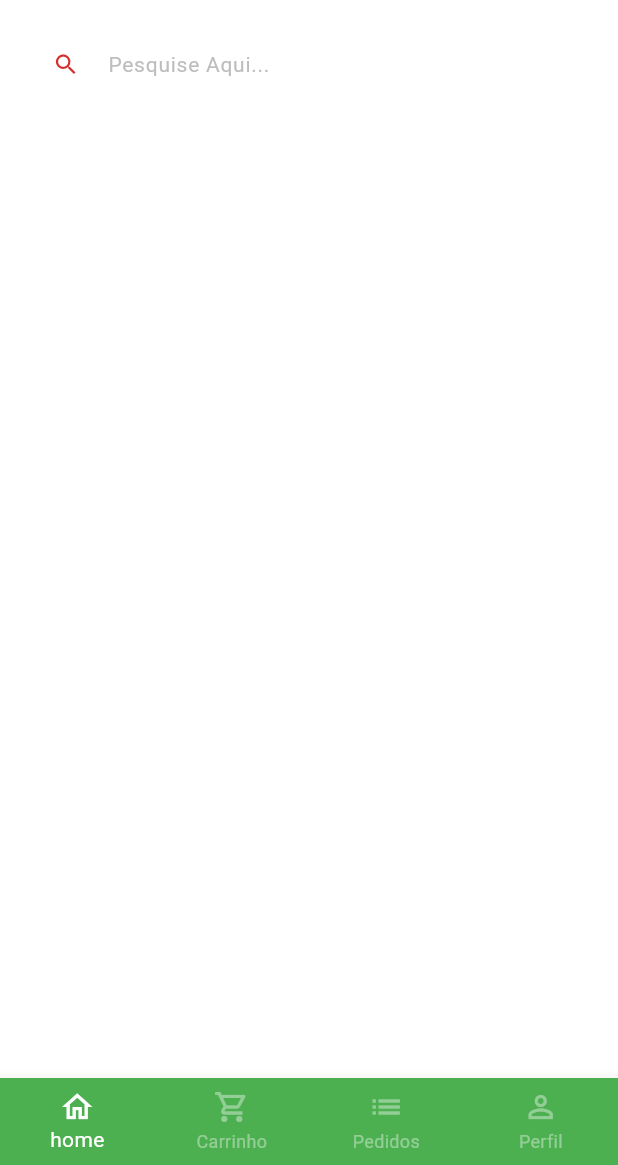
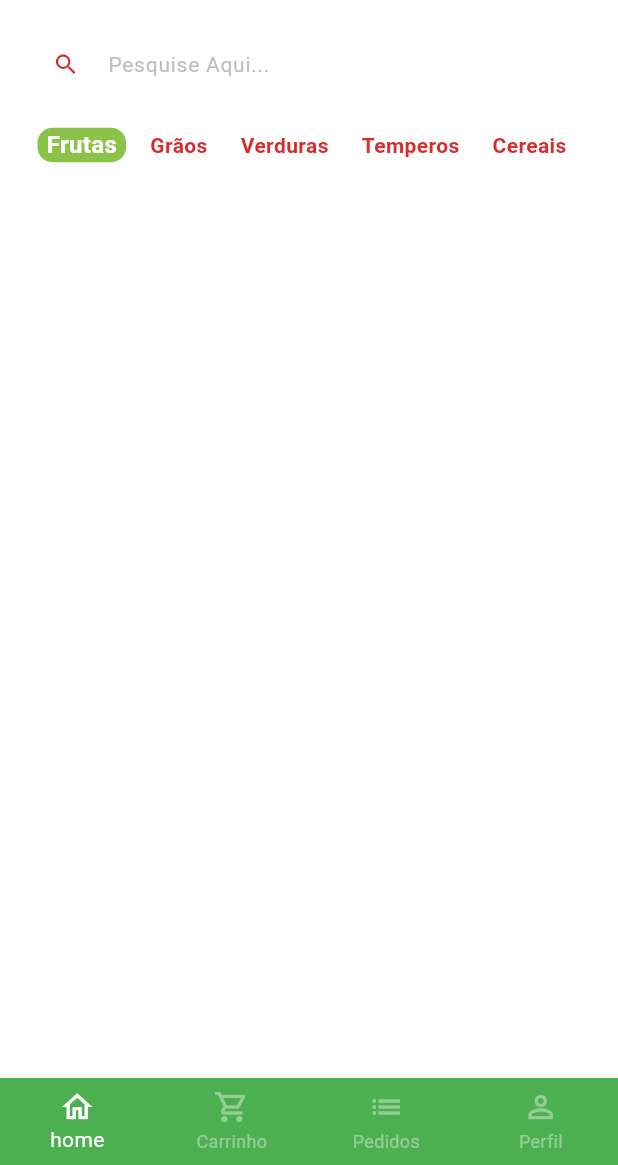
Before and after one commit to Crisley-dev/greengrocer, a Flutter app: the screen it shows after launch, after a tap on "Entrar", on a phone screen of 412 x 824 dp, the part 71-1236 px from its top. Run offline on Flutter 3.47's test engine with Material 3 defaults, Android fonts, the phone set to English and light mode, and no system bars; our stand-ins replace animated_text_kit, mask_text_input_formatter.

Commit message:
Criação do componente category tile e impementando aba categoria na hometab

```diff
--- /dev/null
+++ b/lib/src/home/components/category_tile.dart
@@ -0,0 +1,42 @@
+import 'package:flutter/material.dart';
+import 'package:greengrocer/src/config/custom_color.dart';
+
+class CategoryTile extends StatelessWidget {
+  const CategoryTile(
+      {super.key,
+      required this.category,
+      required this.isSelected,
+      required this.onPressed});
+
+  final String category;
+  final bool isSelected;
+  final VoidCallback onPressed;
+
+  @override
+  Widget build(BuildContext context) {
+    return GestureDetector(
+      onTap: onPressed,
+      child: Align(
+        alignment: Alignment.center,
+        child: Container(
+          padding: const EdgeInsets.symmetric(horizontal: 6),
+          decoration: BoxDecoration(
+            borderRadius: BorderRadius.circular(10),
+            color: isSelected
+                ? CustomColors.customSwatchColor
+                : Colors.transparent,
+          ),
+          child: Text(
+            category,
+            style: TextStyle(
+                color: isSelected
+                    ? Colors.white
+                    : CustomColors.customContrastColor,
+                fontWeight: FontWeight.bold,
+                fontSize: isSelected ? 16 : 14),
+          ),
+        ),
+      ),
+    );
+  }
+}
--- a/lib/src/home/home_tab.dart
+++ b/lib/src/home/home_tab.dart
@@ -1,8 +1,24 @@
 import 'package:flutter/material.dart';
 import 'package:greengrocer/src/config/custom_color.dart';
+import 'package:greengrocer/src/home/components/category_tile.dart';
 
-class HomeTab extends StatelessWidget {
+class HomeTab extends StatefulWidget {
   const HomeTab({super.key});
+
+  @override
+  State<HomeTab> createState() => _HomeTabState();
+}
+
+class _HomeTabState extends State<HomeTab> {
+  List<String> categories = [
+    'Frutas',
+    'Grãos',
+    'Verduras',
+    'Temperos',
+    'Cereais',
+  ];
+
+  String selectedCategory = 'Frutas';
 
   @override
   Widget build(BuildContext context) {
@@ -81,13 +97,34 @@ class HomeTab extends StatelessWidget {
                         style: BorderStyle.none,
                       ))),
             ),
+          ),
+
+          //Categorias
+          Container(
+            padding: const EdgeInsets.only(left: 25),
+            height: 40,
+            child: ListView.separated(
+                scrollDirection: Axis.horizontal,
+                itemBuilder: (_, index) {
+                  return CategoryTile(
+                    onPressed: () {
+                      setState(() {
+                        selectedCategory = categories[index];
+                      });
+                    },
+                    category: categories[index],
+                    isSelected: categories[index] == selectedCategory,
+                  );
+                },
+                separatorBuilder: (_, index) => const SizedBox(
+                      width: 10,
+                    ),
+                itemCount: categories.length),
           )
+
+          //Grid
         ],
       ),
-
-      //Categorias
-
-      //Grid
     );
   }
 }
```
